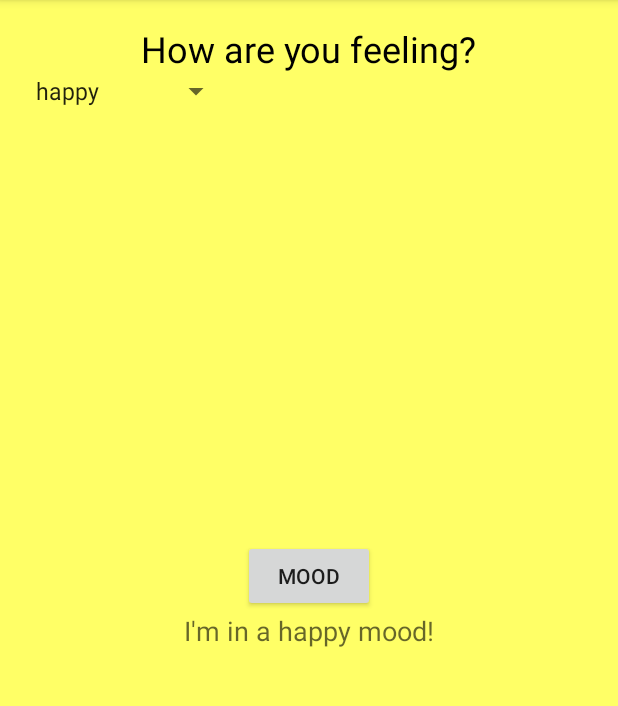
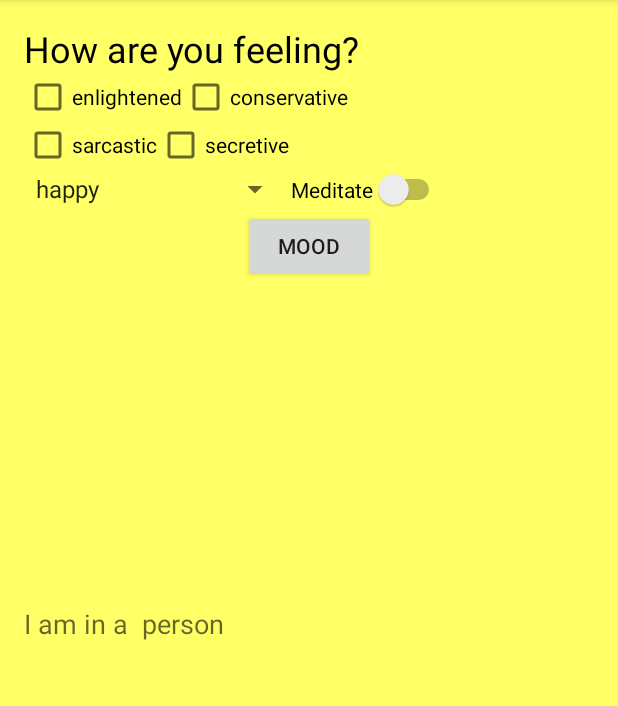
Before and after one commit to qubick/MAD2015, an Android app: the screen it shows after launch (MainActivity), after a tap on "MOOD", on a phone screen of 412 x 824 dp, the part 84-790 px from its top. Run offline under Robolectric (Android 15) with nearby library versions, the phone set to English and light mode, and no system bars.

Commit message:
week12 class lab

```diff
--- a/lab9/app/src/main/java/com/example/jeeeunkim/lab9/MainActivity.java
+++ b/lab9/app/src/main/java/com/example/jeeeunkim/lab9/MainActivity.java
@@ -4,7 +4,10 @@ import android.support.v7.app.AppCompatActivity;
 import android.os.Bundle;
 import android.view.View;
 import android.widget.Spinner;
+import android.widget.Switch;
 import android.widget.TextView;
+import android.widget.CheckBox;
+import android.widget.ImageView;
 
 public class MainActivity extends AppCompatActivity { //controller view in iOS
     public void findMood(View view){
@@ -18,6 +21,62 @@ public class MainActivity extends AppCompatActivity { //controller view in iOS
             feeling.setText("I am happy too!");
         }
         */
+
+        String checkbox_string = "";
+        CheckBox check1 = (CheckBox) findViewById(R.id.checkBox1);
+        boolean checked1 = check1.isChecked();
+        if(checked1){
+            checkbox_string += " sarcastic";
+        }
+
+        CheckBox check2 = (CheckBox) findViewById(R.id.checkBox2);
+        boolean checked2 = check2.isChecked();
+        if(checked2){
+            checkbox_string += " conservative";
+        }
+        CheckBox check3 = (CheckBox) findViewById(R.id.checkBox3);
+        boolean checked3 = check3.isChecked();
+        if(checked1){
+            checkbox_string += " sarcastic";
+        }
+
+        CheckBox check4 = (CheckBox) findViewById(R.id.checkBox4);
+        boolean checked4 = check4.isChecked();
+        if(checked2){
+            checkbox_string += " secretive";
+        }
+
+        String meditate_string = "";
+        Switch meditate_switch = (Switch) findViewById(R.id.switch1);
+        boolean meditate = meditate_switch.isChecked();
+        if(meditate){
+            meditate_string = " and mediates";
+        }
+
+        //update mood textview
+        feeling.setText("I am in a " + checkbox_string + " person" + meditate_string);
+
+        //img
+        ImageView emotion = (ImageView) findViewById(R.id.imageView);
+        int image;
+
+        if(moodText.equals("happy")){
+
+        } else if(moodText.equals("gloomy")){
+            image = R.drawable.feeling1;
+        } else if(moodText.equals("creepy")){
+            image = R.drawable.feeling1;
+        } else if(moodText.equals("depressed")){
+            image = R.drawable.feeling1;
+        } else if(moodText.equals("confused")){
+            image = R.drawable.feeling1;
+        } else if(moodText.equals("sad")){
+            image = R.drawable.feeling1;
+        } else if(moodText.equals("confused")){
+            image = R.drawable.feeling1;
+        } else {
+            System.out.println("This cannot happened");
+        }
     }
 
     @Override
--- a/lab9/app/src/main/res/layout/activity_main.xml
+++ b/lab9/app/src/main/res/layout/activity_main.xml
@@ -8,6 +8,13 @@
     android:background="#FFFF66"
     tools:context=".MainActivity">
 
+    <LinearLayout
+        android:orientation="vertical"
+        android:layout_width="match_parent"
+        android:layout_height="match_parent"
+        android:layout_below="@+id/spinner"
+        android:layout_centerHorizontal="true">
+
         <TextView android:text="@string/text_message"
             android:layout_width="wrap_content"
             android:layout_height="wrap_content"
@@ -16,6 +23,93 @@
             android:layout_alignParentTop="true"
             android:layout_centerHorizontal="true"
             android:id="@+id/textView" />
+
+        <!--LinearLayout
+            android:orientation="horizontal"
+            android:layout_width="match_parent"
+            android:layout_height="wrap_content"
+            android:layout_gravity="center_horizontal">
+
+            <RadioButton
+                android:layout_width="wrap_content"
+                android:layout_height="wrap_content"
+                android:text="New RadioButton"
+                android:id="@+id/radioButton" />
+
+            <RadioButton
+                android:layout_width="wrap_content"
+                android:layout_height="wrap_content"
+                android:text="New RadioButton"
+                android:id="@+id/radioButton2" />
+        </LinearLayout-->
+
+        <LinearLayout
+            android:orientation="horizontal"
+            android:layout_width="match_parent"
+            android:layout_height="wrap_content"
+            android:layout_gravity="center_horizontal">
+
+
+            <CheckBox
+                android:layout_width="wrap_content"
+                android:layout_height="wrap_content"
+                android:text="@string/enlgihted_check"
+                android:id="@+id/checkBox1" />
+
+            <CheckBox
+                android:layout_width="wrap_content"
+                android:layout_height="wrap_content"
+                android:text="@string/conservative_check"
+                android:id="@+id/checkBox2" />
+        </LinearLayout>
+
+        <LinearLayout
+            android:orientation="horizontal"
+            android:layout_width="match_parent"
+            android:layout_height="wrap_content"
+            android:layout_gravity="center_horizontal">
+
+
+            <CheckBox
+                android:layout_width="wrap_content"
+                android:layout_height="wrap_content"
+                android:text="@string/sarcastic_check"
+                android:id="@+id/checkBox3" />
+
+            <CheckBox
+                android:layout_width="wrap_content"
+                android:layout_height="wrap_content"
+                android:text="@string/secretive_check"
+                android:id="@+id/checkBox4" />
+        </LinearLayout>
+
+        <LinearLayout
+            android:orientation="horizontal"
+            android:layout_width="match_parent"
+            android:layout_height="wrap_content"
+            android:layout_gravity="center_horizontal">
+
+            <Spinner
+                android:layout_width="178dp"
+                android:layout_height="wrap_content"
+                android:id="@+id/spinner"
+                android:entries="@array/moods"
+                android:layout_below="@+id/textView"
+                android:layout_alignParentLeft="true"
+                android:layout_alignParentStart="true" />
+
+            <Switch
+                android:layout_width="wrap_content"
+                android:layout_height="wrap_content"
+                android:text="@string/meditate_switch"
+                android:id="@+id/switch1" />
+
+            <LinearLayout
+                android:orientation="vertical"
+                android:layout_width="match_parent"
+                android:layout_height="match_parent"></LinearLayout>
+
+        </LinearLayout>
 
         <Button
             android:layout_width="wrap_content"
@@ -27,8 +121,18 @@
             android:paddingBottom="10dp"
             android:paddingLeft="15dp"
             android:paddingRight="15dp"
-        android:layout_centerVertical="true"
-        android:layout_centerHorizontal="true" />
+            android:layout_alignParentBottom="true"
+            android:layout_centerHorizontal="true"
+            android:layout_marginBottom="115dp"
+            android:layout_gravity="center_horizontal" />
+
+        <ImageView
+            android:layout_width="100dp"
+            android:layout_height="100dp"
+            android:id="@+id/imageView"
+            android:layout_below="@+id/button"
+            android:text="@string/mood_img"
+            android:layout_gravity="center_horizontal" />
 
         <TextView
             android:layout_width="wrap_content"
@@ -39,12 +143,6 @@
             android:layout_below="@+id/button"
             android:layout_centerHorizontal="true" />
 
-    <Spinner
-        android:layout_width="wrap_content"
-        android:layout_height="wrap_content"
-        android:id="@+id/spinner"
-        android:entries="@array/moods"
-        android:layout_below="@+id/textView"
-        android:layout_alignParentLeft="true"
-        android:layout_alignParentStart="true" />
+    </LinearLayout>
+
 </RelativeLayout>
--- a/lab9/app/src/main/res/values/colors.xml
+++ b/lab9/app/src/main/res/values/colors.xml
@@ -2,5 +2,5 @@
 <resources>
     <color name="colorPrimary">#3F51B5</color>
     <color name="colorPrimaryDark">#303F9F</color>
-    <color name="colorAccent">#FF4081</color>
+    <color name="colorAccent">#000000</color>
 </resources>
--- a/lab9/app/src/main/res/values/strings.xml
+++ b/lab9/app/src/main/res/values/strings.xml
@@ -12,4 +12,11 @@
         <item>sad</item>
         <item>delighted</item>
     </string-array>
+
+    <string name="enlgihted_check">enlightened</string>
+    <string name="conservative_check">conservative</string>
+    <string name="sarcastic_check">sarcastic</string>
+    <string name="secretive_check">secretive</string>
+    <string name="meditate_switch">Meditate</string>
+    <string name="mood_img">MoodImg</string>
 </resources>
```
Lines whose indentation alone changed are shown as unchanged.
